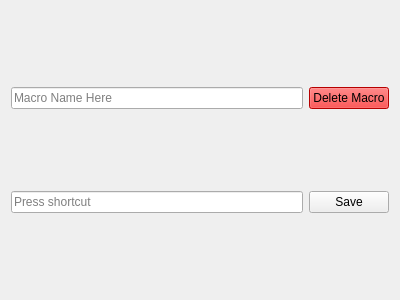
Qt form ui/MacroItem.ui (nickpnevmati/MacroRecorderPython) before a commit.
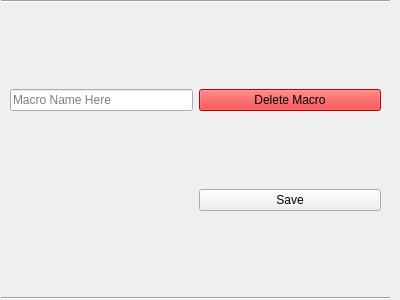
The same form after that commit.

What changed in the file:
```diff
--- a/ui/MacroItem.ui
+++ b/ui/MacroItem.ui
@@ -10,15 +10,81 @@
     <height>300</height>
    </rect>
   </property>
+  <property name="sizePolicy">
+   <sizepolicy hsizetype="Minimum" vsizetype="Maximum">
+    <horstretch>0</horstretch>
+    <verstretch>0</verstretch>
+   </sizepolicy>
+  </property>
+  <property name="minimumSize">
+   <size>
+    <width>200</width>
+    <height>0</height>
+   </size>
+  </property>
   <property name="windowTitle">
    <string>Form</string>
   </property>
   <layout class="QGridLayout" name="gridLayout">
+   <property name="leftMargin">
+    <number>1</number>
+   </property>
+   <property name="topMargin">
+    <number>0</number>
+   </property>
+   <property name="rightMargin">
+    <number>10</number>
+   </property>
+   <property name="bottomMargin">
+    <number>0</number>
+   </property>
+   <property name="spacing">
+    <number>5</number>
+   </property>
+   <item row="0" column="0">
+    <widget class="Line" name="line_3">
+     <property name="orientation">
+      <enum>Qt::Horizontal</enum>
+     </property>
+    </widget>
+   </item>
+   <item row="2" column="0">
+    <widget class="Line" name="line">
+     <property name="orientation">
+      <enum>Qt::Horizontal</enum>
+     </property>
+    </widget>
+   </item>
    <item row="1" column="0">
-    <widget class="QKeySequenceEdit" name="ShortcutField"/>
+    <widget class="QWidget" name="widget" native="true">
+     <layout class="QGridLayout" name="gridLayout_2">
+      <item row="0" column="0">
+       <widget class="QLineEdit" name="MacroNameField">
+        <property name="sizePolicy">
+         <sizepolicy hsizetype="MinimumExpanding" vsizetype="Maximum">
+          <horstretch>0</horstretch>
+          <verstretch>0</verstretch>
+         </sizepolicy>
+        </property>
+        <property name="minimumSize">
+         <size>
+          <width>0</width>
+          <height>0</height>
+         </size>
+        </property>
+        <property name="placeholderText">
+         <string>Macro Name Here</string>
+        </property>
+       </widget>
    </item>
    <item row="0" column="1">
     <widget class="QPushButton" name="DeleteMacroButton">
+        <property name="sizePolicy">
+         <sizepolicy hsizetype="MinimumExpanding" vsizetype="Maximum">
+          <horstretch>0</horstretch>
+          <verstretch>0</verstretch>
+         </sizepolicy>
+        </property>
      <property name="autoFillBackground">
       <bool>false</bool>
      </property>
@@ -33,18 +99,47 @@
      </property>
     </widget>
    </item>
-   <item row="0" column="0">
-    <widget class="QLineEdit" name="MacroNameField">
-     <property name="placeholderText">
-      <string>Macro Name Here</string>
-     </property>
+      <item row="1" column="0">
+       <widget class="QWidget" name="MacroHotkey" native="true">
+        <property name="sizePolicy">
+         <sizepolicy hsizetype="MinimumExpanding" vsizetype="Maximum">
+          <horstretch>0</horstretch>
+          <verstretch>0</verstretch>
+         </sizepolicy>
+        </property>
+        <layout class="QHBoxLayout" name="horizontalLayout">
+         <property name="spacing">
+          <number>0</number>
+         </property>
+         <property name="leftMargin">
+          <number>0</number>
+         </property>
+         <property name="topMargin">
+          <number>0</number>
+         </property>
+         <property name="rightMargin">
+          <number>0</number>
+         </property>
+         <property name="bottomMargin">
+          <number>0</number>
+         </property>
+        </layout>
     </widget>
    </item>
    <item row="1" column="1">
     <widget class="QPushButton" name="SaveButton">
+        <property name="sizePolicy">
+         <sizepolicy hsizetype="MinimumExpanding" vsizetype="Maximum">
+          <horstretch>0</horstretch>
+          <verstretch>0</verstretch>
+         </sizepolicy>
+        </property>
      <property name="text">
       <string>Save</string>
      </property>
+       </widget>
+      </item>
+     </layout>
     </widget>
    </item>
   </layout>
```
Lines whose indentation alone changed are shown as unchanged.
